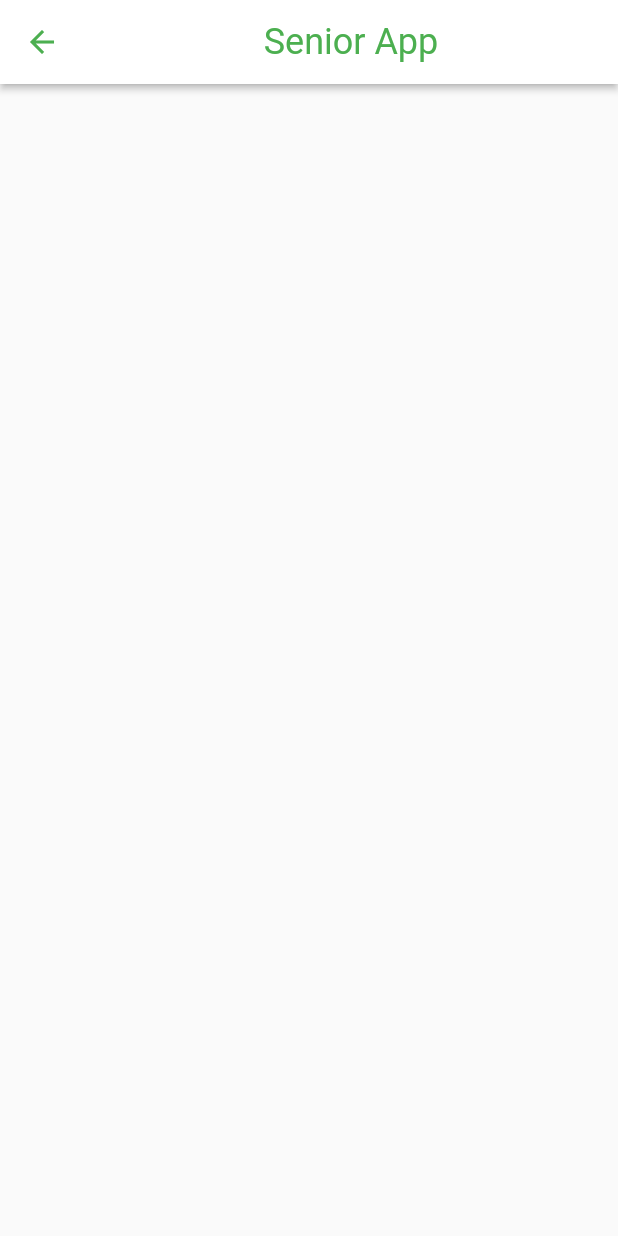
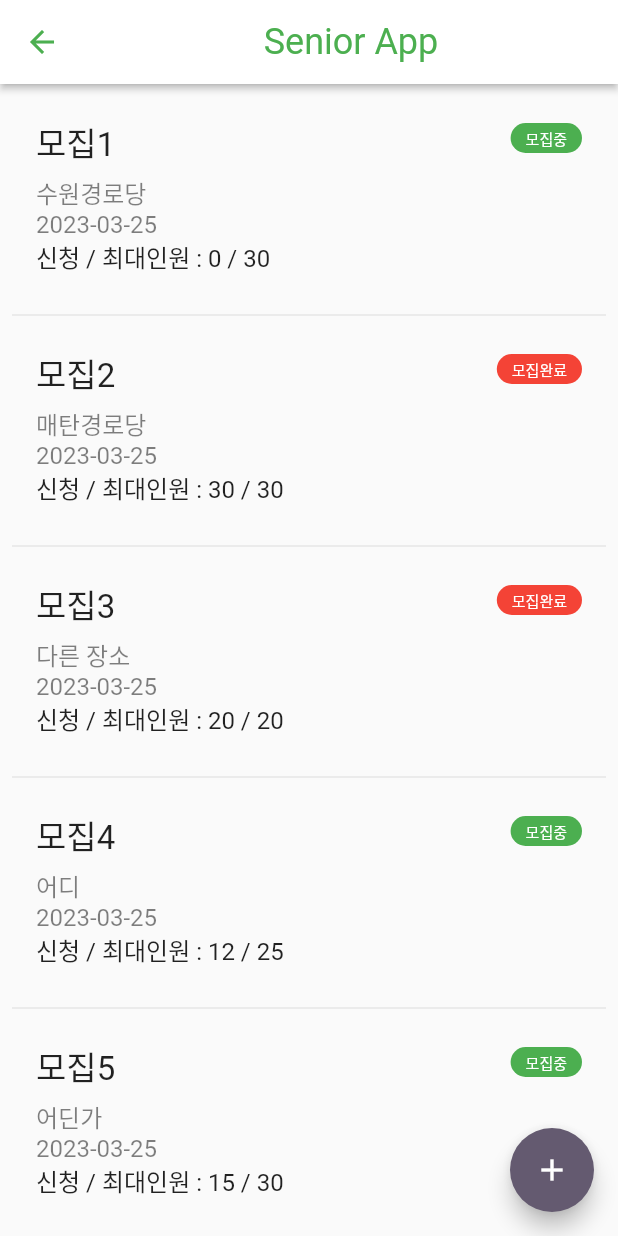
Before and after one commit to AjouSenior/AjouSenior_Front, a Flutter app: the SeniorVolunteerScreen screen opened directly, on a phone screen of 412 x 824 dp. Run offline on Flutter 3.47's test engine with Material 2 defaults, Android fonts, the phone set to English and light mode, and no system bars; our stand-ins replace avatar_glow, flutter_tts, google_fonts, speech_to_text.

Commit message:
Feat: 목록 UI 작업

```diff
--- /dev/null
+++ b/ajousenior/lib/data/post.dart
@@ -0,0 +1,65 @@
+class Post {
+  final String title;
+  final String content;
+  final String date;
+  final String userID;
+  List<Comment> comments = [];
+
+  Post({
+    required this.title,
+    required this.content,
+    required this.date,
+    required this.userID,
+    //this.comments,
+  });
+
+  void AddComment(Comment comment) {
+    comments.add(comment);
+  }
+}
+
+class Comment {
+  final String userID;
+  final String comment;
+  final String date;
+
+  Comment({
+    required this.userID,
+    required this.comment,
+    required this.date,
+  });
+}
+
+//test data
+final List<Post> entries = [
+  Post(
+    title: 'Title1',
+    content: 'context1 abababaabababab',
+    date: '2023-03-23',
+    userID: 'user1',
+  ),
+  Post(
+    title: 'Title2',
+    content: 'context2 cdcdcdcdcdcdcdcd',
+    date: '2023-03-23',
+    userID: 'user2',
+  ),
+  Post(
+    title: 'Title3',
+    content: 'context3 efefeefefefefefef',
+    date: '2023-03-23',
+    userID: 'user3',
+  ),
+  Post(
+    title: 'Title4',
+    content: 'context4 ghghghghghghghghgh',
+    date: '2023-03-23',
+    userID: 'user4',
+  ),
+];
+
+final List<Comment> comments1 = [
+  Comment(userID: 'user2', comment: 'commentabcabc', date: '2023-03-25'),
+  Comment(userID: 'user4', comment: 'commentabcdef', date: '2023-03-25'),
+  Comment(userID: 'user7', comment: 'commentabcddd', date: '2023-03-26'),
+];
--- /dev/null
+++ b/ajousenior/lib/data/volunteer_post.dart
@@ -0,0 +1,63 @@
+class VolunteerPost {
+  final String title;
+  final String place;
+  final String date;
+  final int min;
+  final int max;
+  final int members; //for test
+  //int members = 0;
+
+  bool state = true; //true:모집중, false:모집완료
+
+  VolunteerPost({
+    required this.title,
+    required this.place,
+    required this.date,
+    required this.min,
+    required this.max,
+    required this.members, //for test
+  });
+}
+
+final List<VolunteerPost> entries = [
+  VolunteerPost(
+    title: '모집1',
+    place: '수원경로당',
+    date: '2023-03-25',
+    min: 8,
+    max: 30,
+    members: 0,
+  ),
+  VolunteerPost(
+    title: '모집2',
+    place: '매탄경로당',
+    date: '2023-03-25',
+    min: 5,
+    max: 30,
+    members: 30,
+  ),
+  VolunteerPost(
+    title: '모집3',
+    place: '다른 장소',
+    date: '2023-03-25',
+    min: 3,
+    max: 20,
+    members: 20,
+  ),
+  VolunteerPost(
+    title: '모집4',
+    place: '어디',
+    date: '2023-03-25',
+    min: 5,
+    max: 25,
+    members: 12,
+  ),
+  VolunteerPost(
+    title: '모집5',
+    place: '어딘가',
+    date: '2023-03-25',
+    min: 6,
+    max: 30,
+    members: 15,
+  ),
+];
--- a/ajousenior/lib/screen/seniorvolunteer_screen.dart
+++ b/ajousenior/lib/screen/seniorvolunteer_screen.dart
@@ -1,3 +1,7 @@
+import 'package:ajousenior/data/volunteer_post.dart';
+import 'package:ajousenior/screen/volunteer_content_screen.dart';
+import 'package:ajousenior/screen/volunteer_post_screen.dart';
+import 'package:ajousenior/widgets/volunteer_onrecruit_widget.dart';
 import 'package:flutter/material.dart';
 
 class SeniorVolunteerScreen extends StatelessWidget {
@@ -17,6 +21,84 @@ class SeniorVolunteerScreen extends StatelessWidget {
           ),
         ),
       ),
+      body: ListView.separated(
+        padding: const EdgeInsets.all(8),
+        itemCount: entries.length,
+        itemBuilder: (BuildContext context, int index) {
+          return ListTile(
+            onTap: () {
+              Navigator.push(
+                context,
+                MaterialPageRoute(
+                  builder: (context) =>
+                      VolunteerContentScreen(current: entries[index]),
+                ),
+              );
+            },
+            title: Container(
+              padding: const EdgeInsets.symmetric(vertical: 5),
+              height: 130,
+              child: Column(
+                crossAxisAlignment: CrossAxisAlignment.start,
+                children: [
+                  Row(
+                    mainAxisAlignment: MainAxisAlignment.spaceBetween,
+                    children: [
+                      Column(
+                        children: [
+                          const SizedBox(
+                            height: 5,
+                          ),
+                          Text(
+                            entries[index].title,
+                            style: const TextStyle(
+                              fontSize: 22,
+                            ),
+                          ),
+                        ],
+                      ),
+                      OnRecruit(
+                        full: entries[index].members >= entries[index].max,
+                      ),
+                    ],
+                  ),
+                  const SizedBox(
+                    height: 5,
+                  ),
+                  Text(
+                    entries[index].place,
+                    style: TextStyle(
+                      color: Colors.black.withOpacity(0.5),
+                    ),
+                  ),
+                  Text(
+                    entries[index].date,
+                    style: TextStyle(
+                      color: Colors.black.withOpacity(0.5),
+                    ),
+                  ),
+                  Text(
+                    '신청 / 최대인원 : ${entries[index].members} / ${entries[index].max}',
+                  ),
+                ],
+              ),
+            ),
+          );
+        },
+        separatorBuilder: (BuildContext context, int index) => const Divider(),
+      ),
+      floatingActionButton: FloatingActionButton(
+        onPressed: () {
+          Navigator.push(
+            context,
+            MaterialPageRoute(
+              builder: (context) => const VolunteerPostScreen(),
+            ),
+          );
+        },
+        tooltip: 'Post',
+        child: const Icon(Icons.add),
+      ),
     );
   }
 }
--- /dev/null
+++ b/ajousenior/lib/widgets/volunteer_onrecruit_widget.dart
@@ -0,0 +1,47 @@
+import 'package:flutter/material.dart';
+
+class OnRecruit extends StatelessWidget {
+  final bool full;
+
+  const OnRecruit({super.key, required this.full});
+  @override
+  Widget build(BuildContext context) {
+    if (!full) {
+      return Container(
+        decoration: BoxDecoration(
+          color: Colors.green,
+          borderRadius: BorderRadius.circular(45),
+        ),
+        child: const Padding(
+          padding: EdgeInsets.symmetric(
+            vertical: 2.5,
+            horizontal: 10,
+          ),
+          child: Text(
+            '모집중',
+            style: TextStyle(
+                color: Colors.white, fontSize: 10, fontWeight: FontWeight.w100),
+          ),
+        ),
+      );
+    } else {
+      return Container(
+        decoration: BoxDecoration(
+          color: Colors.red,
+          borderRadius: BorderRadius.circular(45),
+        ),
+        child: const Padding(
+          padding: EdgeInsets.symmetric(
+            vertical: 2.5,
+            horizontal: 10,
+          ),
+          child: Text(
+            '모집완료',
+            style: TextStyle(
+                color: Colors.white, fontSize: 10, fontWeight: FontWeight.w200),
+          ),
+        ),
+      );
+    }
+  }
+}
```
Also changed, not shown: ajousenior/lib/screen/community_content_screen.dart (added, +107 -0 lines), ajousenior/lib/screen/community_post_screen.dart (added, +72 -0 lines), ajousenior/lib/screen/seniorcommunity_screen.dart (+64 -1 lines), ajousenior/lib/screen/volunteer_content_screen.dart (added, +56 -0 lines), ajousenior/lib/screen/volunteer_post_screen.dart (added, +22 -0 lines).
